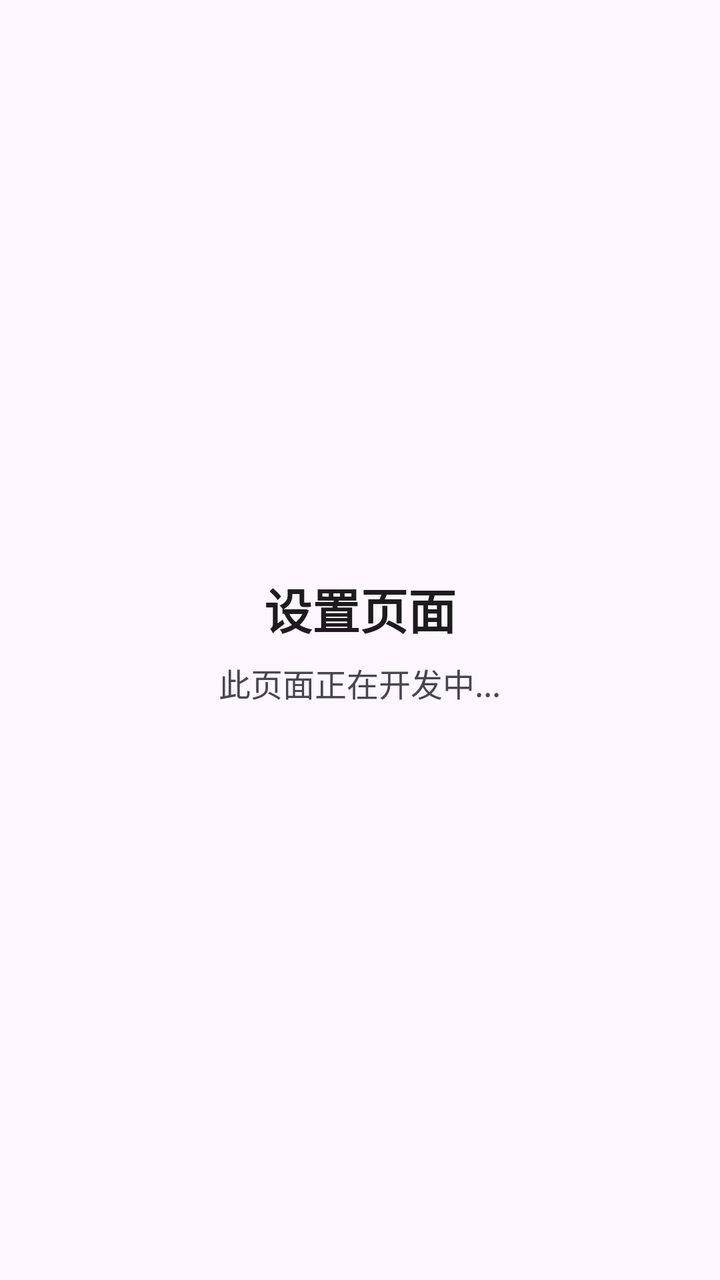
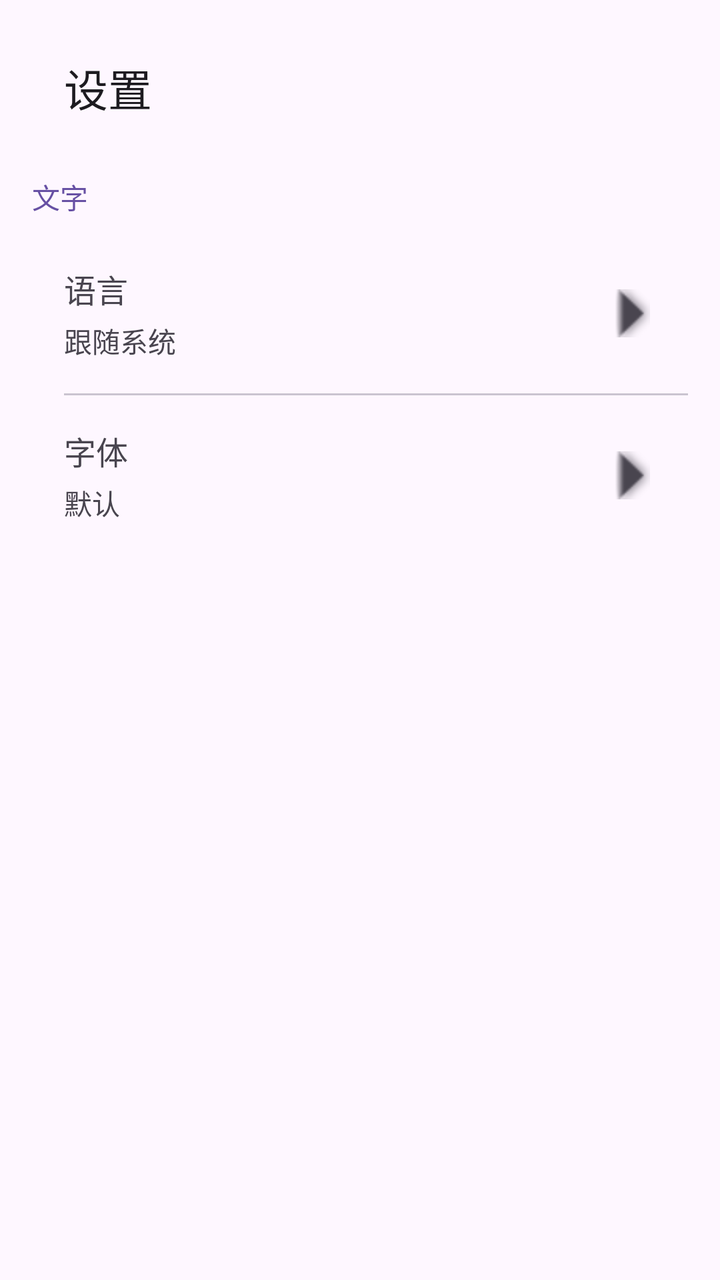

The first picture is an Android layout as it rendered before a commit; the second is the same layout after the commit. The layout source and the unified diff follow.
<!-- AndroidManifest.xml: application theme Theme.Click -->
<!-- res/layout/fragment_settings.xml -->
<?xml version="1.0" encoding="utf-8"?>
<LinearLayout xmlns:android="http://schemas.android.com/apk/res/android"
    android:layout_width="match_parent"
    android:layout_height="match_parent"
    android:orientation="vertical"
    android:padding="16dp"
    android:gravity="center">

    <TextView
        android:layout_width="wrap_content"
        android:layout_height="wrap_content"
        android:text="设置页面"
        android:textSize="24sp"
        android:textStyle="bold"
        android:textColor="?attr/colorOnSurface" />

    <TextView
        android:layout_width="wrap_content"
        android:layout_height="wrap_content"
        android:layout_marginTop="8dp"
        android:text="此页面正在开发中..."
        android:textSize="16sp"
        android:textColor="?attr/colorOnSurfaceVariant" />

</LinearLayout>
<!-- resources referenced by this layout -->
<resources>
  <style name="Theme.Click" parent="Theme.Material3.DayNight.NoActionBar">
          <item name="colorPrimary">@color/md_theme_primary</item>
          <item name="colorOnPrimary">@color/md_theme_onPrimary</item>
          <item name="colorPrimaryContainer">@color/md_theme_primaryContainer</item>
          <item name="colorOnPrimaryContainer">@color/md_theme_onPrimaryContainer</item>
          <item name="colorSecondary">@color/md_theme_secondary</item>
          <item name="colorOnSecondary">@color/md_theme_onSecondary</item>
          <item name="colorSecondaryContainer">@color/md_theme_secondaryContainer</item>
          <item name="colorOnSecondaryContainer">@color/md_theme_onSecondaryContainer</item>
          <item name="android:colorBackground">@color/md_theme_background</item>
          <item name="colorOnBackground">@color/md_theme_onBackground</item>
          <item name="colorSurface">@color/md_theme_surface</item>
          <item name="colorOnSurface">@color/md_theme_onSurface</item>
          <item name="colorSurfaceVariant">@color/md_theme_surfaceVariant</item>
          <item name="colorOnSurfaceVariant">@color/md_theme_onSurfaceVariant</item>
          <item name="colorOutline">@color/md_theme_outline</item>
          <item name="colorOutlineVariant">@color/md_theme_outlineVariant</item>
          <item name="android:statusBarColor">@color/md_theme_surface</item>
          <item name="android:navigationBarColor">@android:color/transparent</item>
          <item name="android:windowLightStatusBar">true</item>
          <item name="android:windowLightNavigationBar">true</item>
          <item name="android:windowBackground">@color/md_theme_background</item>
          
          <item name="android:windowSplashScreenBackground">@color/md_theme_background</item>
          <item name="android:windowSplashScreenAnimatedIcon">@drawable/splash_icon</item>
      </style>
  <color name="md_theme_primary">#6750A4</color>
  <color name="md_theme_onPrimary">#FFFFFF</color>
  <color name="md_theme_primaryContainer">#EADDFF</color>
  <color name="md_theme_onPrimaryContainer">#21005D</color>
  <color name="md_theme_secondary">#625B71</color>
  <color name="md_theme_onSecondary">#FFFFFF</color>
  <color name="md_theme_secondaryContainer">#E8DEF8</color>
  <color name="md_theme_onSecondaryContainer">#1D192B</color>
  <color name="md_theme_background">#FEF7FF</color>
  <color name="md_theme_onBackground">#1D1B20</color>
  <color name="md_theme_surface">#FEF7FF</color>
  <color name="md_theme_onSurface">#1D1B20</color>
  <color name="md_theme_surfaceVariant">#E7E0EC</color>
  <color name="md_theme_onSurfaceVariant">#49454F</color>
  <color name="md_theme_outline">#79747E</color>
  <color name="md_theme_outlineVariant">#CAC4D0</color>
  <!-- drawable splash_icon: png bitmap (drawable, 131094 bytes) -->
</resources>

<!-- the commit's change to res/layout/fragment_settings.xml (unified diff, before → after) -->
@@ -3,23 +3,127 @@
     android:layout_width="match_parent"
     android:layout_height="match_parent"
     android:orientation="vertical"
-    android:padding="16dp"
-    android:gravity="center">
+    android:padding="16dp">
 
-    <TextView
-        android:layout_width="wrap_content"
-        android:layout_height="wrap_content"
-        android:text="设置页面"
-        android:textSize="24sp"
-        android:textStyle="bold"
-        android:textColor="?attr/colorOnSurface" />
+    
+    <com.google.android.material.appbar.MaterialToolbar
+        android:id="@+id/settings_toolbar"
+        android:layout_width="match_parent"
+        android:layout_height="56dp"
+        android:background="?attr/colorSurface"
+        app:title="设置"
+        app:titleTextColor="?attr/colorOnSurface"
+        xmlns:app="http://schemas.android.com/apk/res-auto" />
 
-    <TextView
-        android:layout_width="wrap_content"
-        android:layout_height="wrap_content"
-        android:layout_marginTop="8dp"
-        android:text="此页面正在开发中..."
-        android:textSize="16sp"
-        android:textColor="?attr/colorOnSurfaceVariant" />
+    <ScrollView
+        android:layout_width="match_parent"
+        android:layout_height="0dp"
+        android:layout_weight="1">
 
+        <LinearLayout
+            android:layout_width="match_parent"
+            android:layout_height="wrap_content"
+            android:orientation="vertical">
+
+            
+            <TextView
+                android:layout_width="wrap_content"
+                android:layout_height="wrap_content"
+                android:text="文字"
+                android:textSize="14sp"
+                android:textColor="?attr/colorPrimary"
+                android:layout_marginTop="16dp"
+                android:layout_marginBottom="8dp" />
+
+            
+            <LinearLayout
+                android:id="@+id/settings_language"
+                android:layout_width="match_parent"
+                android:layout_height="wrap_content"
+                android:orientation="horizontal"
+                android:gravity="center_vertical"
+                android:padding="16dp"
+                android:background="?attr/selectableItemBackground"
+                android:clickable="true"
+                android:focusable="true">
+
+                <LinearLayout
+                    android:layout_width="0dp"
+                    android:layout_height="wrap_content"
+                    android:layout_weight="1"
+                    android:orientation="vertical">
+
+                    <TextView
+                        android:layout_width="wrap_content"
+                        android:layout_height="wrap_content"
+                        android:text="语言"
+                        android:textSize="16sp" />
+
+                    <TextView
+                        android:id="@+id/settings_language_value"
+                        android:layout_width="wrap_content"
+                        android:layout_height="wrap_content"
+                        android:text="跟随系统"
+                        android:textSize="14sp"
+                        android:textColor="?attr/colorOnSurfaceVariant"
+                        android:layout_marginTop="4dp" />
+                </LinearLayout>
+
+                <ImageView
+                    android:layout_width="24dp"
+                    android:layout_height="24dp"
+                    android:src="@android:drawable/arrow_down_float"
+                    android:rotation="270"
+                    android:tint="?attr/colorOnSurfaceVariant" />
+            </LinearLayout>
+
+            <View
+                android:layout_width="match_parent"
+                android:layout_height="1dp"
+                android:layout_marginStart="16dp"
+                android:background="?attr/colorOutlineVariant" />
+
+            
+            <LinearLayout
+                android:id="@+id/settings_font"
+                android:layout_width="match_parent"
+                android:layout_height="wrap_content"
+                android:orientation="horizontal"
+                android:gravity="center_vertical"
+                android:padding="16dp"
+                android:background="?attr/selectableItemBackground"
+                android:clickable="true"
+                android:focusable="true">
+
+                <LinearLayout
+                    android:layout_width="0dp"
+                    android:layout_height="wrap_content"
+                    android:layout_weight="1"
+                    android:orientation="vertical">
+
+                    <TextView
+                        android:layout_width="wrap_content"
+                        android:layout_height="wrap_content"
+                        android:text="字体"
+                        android:textSize="16sp" />
+
+                    <TextView
+                        android:layout_width="wrap_content"
+                        android:layout_height="wrap_content"
+                        android:text="默认"
+                        android:textSize="14sp"
+                        android:textColor="?attr/colorOnSurfaceVariant"
+                        android:layout_marginTop="4dp" />
+                </LinearLayout>
+
+                <ImageView
+                    android:layout_width="24dp"
+                    android:layout_height="24dp"
+                    android:src="@android:drawable/arrow_down_float"
+                    android:rotation="270"
+                    android:tint="?attr/colorOnSurfaceVariant" />
+            </LinearLayout>
+
+        </LinearLayout>
+    </ScrollView>
 </LinearLayout>
